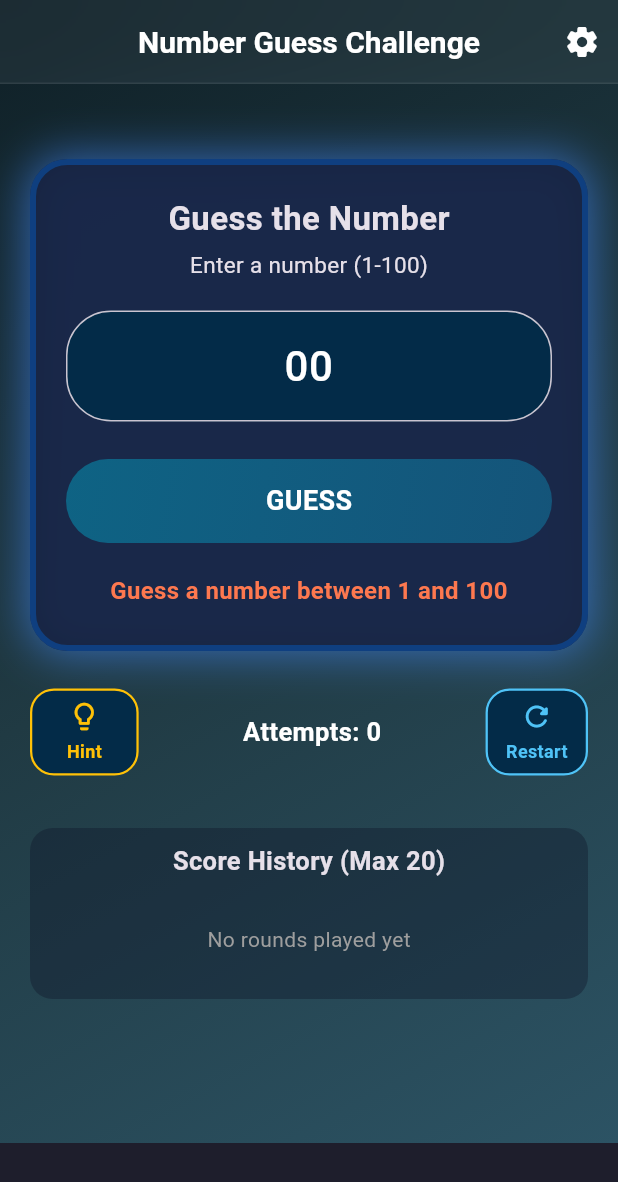
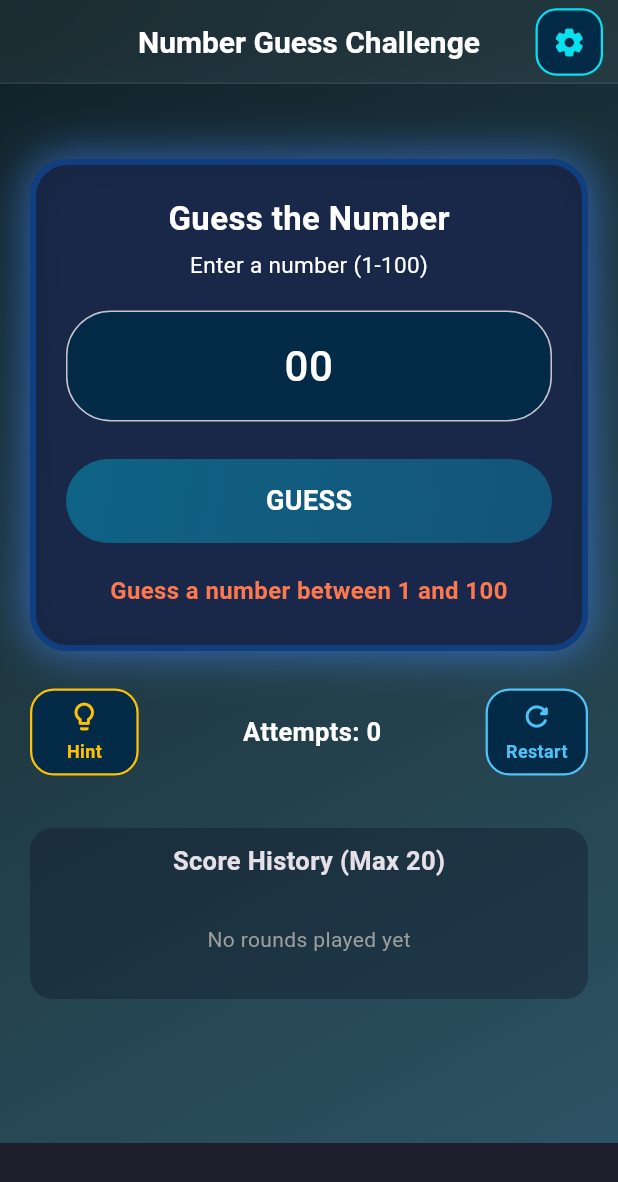
Before and after one commit to subhadip420/number-guess-game, a Flutter app: the screen it shows after launch, on a phone screen of 412 x 824 dp. Shown: the top 1182 px of the screen. Run offline on Flutter 3.47's test engine with Material 3 defaults, Android fonts, the phone set to English and light mode, and no system bars; our stand-ins replace audioplayers, confetti, fluttertoast, google_mobile_ads, shared_preferences; network calls fail.

Commit message:
Update Setting button design and title color.

```diff
--- a/lib/main.dart
+++ b/lib/main.dart
@@ -630,19 +630,49 @@ class _GuessGameState extends State<GuessGame>
 
         //toolbarHeight: 65,
 
-        title: const Text(
+        title: Text(
           "Number Guess Challenge",
           overflow: TextOverflow.ellipsis,
           style: TextStyle(
             fontSize: 20,
             fontWeight: FontWeight.bold,
+            color: isDark ? Colors.white: const Color(0xE7073F52),
           ),
         ),
 
         actions: [
-          IconButton(
-            icon: const Icon(Icons.settings_rounded),
-            onPressed: _openSettings,
+          Padding(
+            padding: const EdgeInsets.only(right: 10),
+            child: Tooltip(
+              message: "Settings",
+              child: GestureDetector(
+                onTap: _openSettings,
+                child: Container(
+                  padding: const EdgeInsets.all(10),
+                  decoration: BoxDecoration(
+                    color: isDark
+                        ? const Color(0xFF032B48)
+                        : const Color(0xFFF3E5F5),
+
+                    borderRadius: BorderRadius.circular(14),
+
+                    border: Border.all(
+                      color: isDark
+                          ? const Color(0xFF06E0F1)
+                          : const Color(0xE70D698A),
+                      width: 1.5,
+                    ),
+                  ),
+                  child: Icon(
+                    Icons.settings_rounded,
+                    size: 22,
+                    color: isDark
+                        ? const Color(0xFF06E0F1)
+                        : const Color(0xE70D698A),
+                  ),
+                ),
+              ),
+            ),
           ),
         ],
       ),
@@ -723,9 +753,10 @@ class _GuessGameState extends State<GuessGame>
                       child: Column(
                         children: [
 
-                          const Text(
+                          Text(
                             "Guess the Number",
                             style: TextStyle(
+                              color: isDark ? Colors.white: Colors.black,
                               fontSize: 22,
                               fontWeight: FontWeight.bold,
                             ),
@@ -733,9 +764,12 @@ class _GuessGameState extends State<GuessGame>
 
                           const SizedBox(height: 5),
 
-                          const Text(
+                          Text(
                             "Enter a number (1-100)",
-                            style: TextStyle(fontSize: 15),
+                            style: TextStyle(
+                                fontSize: 15,
+                              color: isDark ? Colors.white: Colors.black,
+                            ),
                           ),
 
                           const SizedBox(height: 20),
```
